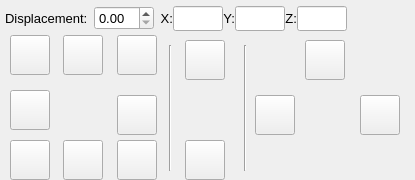
The window that ExtruderControlWidget.ui (KDE/brprint3d) describes before a commit, drawn with Qt 5.
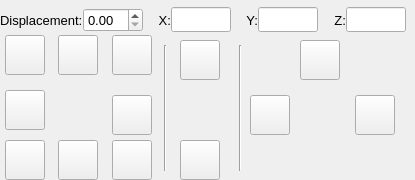
The same window after the commit. Icons and pictures are not drawn.

Commit message:
Fix layout Issues
-Adjust the LineEdits to a high width
-Remove the horizontal spacer

The edit to the form file:
```diff
--- a/ExtruderControlWidget.ui
+++ b/ExtruderControlWidget.ui
@@ -25,11 +25,20 @@
   <property name="windowTitle">
    <string>Form</string>
   </property>
-  <widget class="QPushButton" name="bt_rightX">
+  <widget class="QWidget" name="wg_ExtruderButtons" native="true">
    <property name="geometry">
     <rect>
-     <x>117</x>
-     <y>95</y>
+     <x>0</x>
+     <y>35</y>
+     <width>411</width>
+     <height>151</height>
+    </rect>
+   </property>
+   <widget class="QPushButton" name="bt_filRetract">
+    <property name="geometry">
+     <rect>
+      <x>300</x>
+      <y>5</y>
      <width>40</width>
      <height>40</height>
     </rect>
@@ -54,88 +63,64 @@
    </property>
    <property name="icon">
     <iconset>
-     <normaloff>:/Icons/Icons/bt-arrowright</normaloff>:/Icons/Icons/bt-arrowright</iconset>
-   </property>
-  </widget>
-  <widget class="QPushButton" name="bt_homeY">
+      <normaloff>:/Icons/Icons/bt-arrowup</normaloff>:/Icons/Icons/bt-arrowup</iconset>
+    </property>
+   </widget>
+   <widget class="QLabel" name="lb_Extruder">
    <property name="geometry">
     <rect>
-     <x>10</x>
-     <y>140</y>
-     <width>40</width>
-     <height>40</height>
+      <x>295</x>
+      <y>50</y>
+      <width>50</width>
+      <height>50</height>
     </rect>
    </property>
    <property name="minimumSize">
     <size>
-     <width>40</width>
-     <height>40</height>
-    </size>
-   </property>
-   <property name="maximumSize">
-    <size>
-     <width>40</width>
-     <height>40</height>
-    </size>
-   </property>
-   <property name="toolTip">
-    <string>Home Y</string>
-   </property>
-   <property name="styleSheet">
-    <string notr="true"/>
-   </property>
+      <width>50</width>
+      <height>50</height>
+     </size>
+    </property>
    <property name="text">
     <string/>
    </property>
-   <property name="iconSize">
-    <size>
-     <width>35</width>
-     <height>35</height>
-    </size>
-   </property>
-  </widget>
-  <widget class="QPushButton" name="bt_homeX">
+    <property name="pixmap">
+     <pixmap>:/Icons/Icons/bt-extruder</pixmap>
+    </property>
+    <property name="alignment">
+     <set>Qt::AlignCenter</set>
+    </property>
+   </widget>
+   <widget class="QLabel" name="lb_XY">
    <property name="geometry">
     <rect>
-     <x>10</x>
-     <y>35</y>
-     <width>40</width>
-     <height>40</height>
+      <x>55</x>
+      <y>50</y>
+      <width>50</width>
+      <height>50</height>
     </rect>
    </property>
    <property name="minimumSize">
     <size>
-     <width>40</width>
-     <height>40</height>
+      <width>50</width>
+      <height>50</height>
     </size>
    </property>
    <property name="maximumSize">
     <size>
-     <width>40</width>
-     <height>40</height>
-    </size>
-   </property>
-   <property name="toolTip">
-    <string>Home X</string>
-   </property>
-   <property name="styleSheet">
-    <string notr="true"/>
-   </property>
+      <width>50</width>
+      <height>50</height>
+     </size>
+    </property>
    <property name="text">
     <string/>
    </property>
-   <property name="iconSize">
-    <size>
-     <width>35</width>
-     <height>35</height>
-    </size>
-   </property>
   </widget>
   <widget class="QPushButton" name="bt_homeXYZ">
    <property name="geometry">
     <rect>
-     <x>117</x>
-     <y>140</y>
+      <x>112</x>
+      <y>105</y>
      <width>40</width>
      <height>40</height>
     </rect>
@@ -172,11 +157,24 @@
     </size>
    </property>
   </widget>
+   <widget class="Line" name="line_2">
+    <property name="geometry">
+     <rect>
+      <x>235</x>
+      <y>10</y>
+      <width>10</width>
+      <height>126</height>
+     </rect>
+    </property>
+    <property name="orientation">
+     <enum>Qt::Vertical</enum>
+    </property>
+   </widget>
   <widget class="QPushButton" name="bt_leftX">
    <property name="geometry">
     <rect>
-     <x>10</x>
-     <y>90</y>
+      <x>5</x>
+      <y>55</y>
      <width>40</width>
      <height>40</height>
     </rect>
@@ -200,11 +198,108 @@
     <string/>
    </property>
   </widget>
+   <widget class="QLabel" name="lb_axisZ">
+    <property name="geometry">
+     <rect>
+      <x>174</x>
+      <y>50</y>
+      <width>50</width>
+      <height>50</height>
+     </rect>
+    </property>
+    <property name="minimumSize">
+     <size>
+      <width>50</width>
+      <height>50</height>
+     </size>
+    </property>
+    <property name="maximumSize">
+     <size>
+      <width>50</width>
+      <height>50</height>
+     </size>
+    </property>
+    <property name="text">
+     <string/>
+    </property>
+    <property name="alignment">
+     <set>Qt::AlignCenter</set>
+    </property>
+   </widget>
+   <widget class="QPushButton" name="bt_homeX">
+    <property name="geometry">
+     <rect>
+      <x>5</x>
+      <y>0</y>
+      <width>40</width>
+      <height>40</height>
+     </rect>
+    </property>
+    <property name="minimumSize">
+     <size>
+      <width>40</width>
+      <height>40</height>
+     </size>
+    </property>
+    <property name="maximumSize">
+     <size>
+      <width>40</width>
+      <height>40</height>
+     </size>
+    </property>
+    <property name="toolTip">
+     <string>Home X</string>
+    </property>
+    <property name="styleSheet">
+     <string notr="true"/>
+    </property>
+    <property name="text">
+     <string/>
+    </property>
+    <property name="iconSize">
+     <size>
+      <width>35</width>
+      <height>35</height>
+     </size>
+    </property>
+   </widget>
+   <widget class="QPushButton" name="bt_rightX">
+    <property name="geometry">
+     <rect>
+      <x>112</x>
+      <y>60</y>
+      <width>40</width>
+      <height>40</height>
+     </rect>
+    </property>
+    <property name="minimumSize">
+     <size>
+      <width>40</width>
+      <height>40</height>
+     </size>
+    </property>
+    <property name="maximumSize">
+     <size>
+      <width>40</width>
+      <height>40</height>
+     </size>
+    </property>
+    <property name="toolTip">
+     <string>Right X</string>
+    </property>
+    <property name="text">
+     <string/>
+    </property>
+    <property name="icon">
+     <iconset>
+      <normaloff>:/Icons/Icons/bt-arrowright</normaloff>:/Icons/Icons/bt-arrowright</iconset>
+    </property>
+   </widget>
   <widget class="QPushButton" name="bt_upY">
    <property name="geometry">
     <rect>
-     <x>63</x>
-     <y>35</y>
+      <x>58</x>
+      <y>0</y>
      <width>40</width>
      <height>40</height>
     </rect>
@@ -235,11 +330,36 @@
      <normaloff>:/Icons/Icons/bt-arrowup</normaloff>:/Icons/Icons/bt-arrowup</iconset>
    </property>
   </widget>
-  <widget class="QPushButton" name="bt_homeZ">
+   <widget class="QPushButton" name="bt_downY">
    <property name="geometry">
     <rect>
-     <x>117</x>
-     <y>35</y>
+      <x>58</x>
+      <y>105</y>
+      <width>40</width>
+      <height>40</height>
+     </rect>
+    </property>
+    <property name="minimumSize">
+     <size>
+      <width>40</width>
+      <height>40</height>
+     </size>
+    </property>
+    <property name="maximumSize">
+     <size>
+      <width>40</width>
+      <height>40</height>
+     </size>
+    </property>
+    <property name="text">
+     <string/>
+    </property>
+   </widget>
+   <widget class="QPushButton" name="bt_homeY">
+    <property name="geometry">
+     <rect>
+      <x>5</x>
+      <y>105</y>
      <width>40</width>
      <height>40</height>
     </rect>
@@ -279,8 +399,8 @@
   <widget class="QPushButton" name="bt_downZ">
    <property name="geometry">
     <rect>
-     <x>185</x>
-     <y>140</y>
+      <x>180</x>
+      <y>105</y>
      <width>40</width>
      <height>40</height>
     </rect>
@@ -317,11 +437,94 @@
      <normaloff>:/Icons/Icons/bt-arrowdown</normaloff>:/Icons/Icons/bt-arrowdown</iconset>
    </property>
   </widget>
+   <widget class="Line" name="line">
+    <property name="geometry">
+     <rect>
+      <x>160</x>
+      <y>10</y>
+      <width>10</width>
+      <height>126</height>
+     </rect>
+    </property>
+    <property name="orientation">
+     <enum>Qt::Vertical</enum>
+    </property>
+   </widget>
+   <widget class="QPushButton" name="bt_homeZ">
+    <property name="geometry">
+     <rect>
+      <x>112</x>
+      <y>0</y>
+      <width>40</width>
+      <height>40</height>
+     </rect>
+    </property>
+    <property name="minimumSize">
+     <size>
+      <width>40</width>
+      <height>40</height>
+     </size>
+    </property>
+    <property name="maximumSize">
+     <size>
+      <width>40</width>
+      <height>40</height>
+     </size>
+    </property>
+    <property name="toolTip">
+     <string>Home Z</string>
+    </property>
+    <property name="styleSheet">
+     <string notr="true"/>
+    </property>
+    <property name="text">
+     <string/>
+    </property>
+    <property name="icon">
+     <iconset>
+      <normaloff>:/Icons/Icons/bt-eixoz</normaloff>:/Icons/Icons/bt-eixoz</iconset>
+    </property>
+    <property name="iconSize">
+     <size>
+      <width>35</width>
+      <height>35</height>
+     </size>
+    </property>
+   </widget>
+   <widget class="QPushButton" name="bt_filTwoSpeed">
+    <property name="geometry">
+     <rect>
+      <x>355</x>
+      <y>60</y>
+      <width>40</width>
+      <height>40</height>
+     </rect>
+    </property>
+    <property name="minimumSize">
+     <size>
+      <width>40</width>
+      <height>40</height>
+     </size>
+    </property>
+    <property name="maximumSize">
+     <size>
+      <width>40</width>
+      <height>40</height>
+     </size>
+    </property>
+    <property name="text">
+     <string/>
+    </property>
+    <property name="icon">
+     <iconset>
+      <normaloff>:/Icons/Icons/bt-arrowright</normaloff>:/Icons/Icons/bt-arrowright</iconset>
+    </property>
+   </widget>
   <widget class="QPushButton" name="bt_upZ">
    <property name="geometry">
     <rect>
-     <x>185</x>
-     <y>40</y>
+      <x>180</x>
+      <y>5</y>
      <width>40</width>
      <height>40</height>
     </rect>
@@ -354,93 +557,11 @@
     <string/>
    </property>
   </widget>
-  <widget class="QLabel" name="lb_axisZ">
-   <property name="geometry">
-    <rect>
-     <x>179</x>
-     <y>85</y>
-     <width>50</width>
-     <height>50</height>
-    </rect>
-   </property>
-   <property name="minimumSize">
-    <size>
-     <width>50</width>
-     <height>50</height>
-    </size>
-   </property>
-   <property name="maximumSize">
-    <size>
-     <width>50</width>
-     <height>50</height>
-    </size>
-   </property>
-   <property name="text">
-    <string/>
-   </property>
-   <property name="alignment">
-    <set>Qt::AlignCenter</set>
-   </property>
-  </widget>
-  <widget class="QPushButton" name="bt_filTwoSpeed">
-   <property name="geometry">
-    <rect>
-     <x>360</x>
-     <y>95</y>
-     <width>40</width>
-     <height>40</height>
-    </rect>
-   </property>
-   <property name="minimumSize">
-    <size>
-     <width>40</width>
-     <height>40</height>
-    </size>
-   </property>
-   <property name="maximumSize">
-    <size>
-     <width>40</width>
-     <height>40</height>
-    </size>
-   </property>
-   <property name="text">
-    <string/>
-   </property>
-   <property name="icon">
-    <iconset>
-     <normaloff>:/Icons/Icons/bt-arrowright</normaloff>:/Icons/Icons/bt-arrowright</iconset>
-   </property>
-  </widget>
-  <widget class="QLabel" name="lb_Extruder">
-   <property name="geometry">
-    <rect>
-     <x>300</x>
-     <y>85</y>
-     <width>50</width>
-     <height>50</height>
-    </rect>
-   </property>
-   <property name="minimumSize">
-    <size>
-     <width>50</width>
-     <height>50</height>
-    </size>
-   </property>
-   <property name="text">
-    <string/>
-   </property>
-   <property name="pixmap">
-    <pixmap>:/Icons/Icons/bt-extruder</pixmap>
-   </property>
-   <property name="alignment">
-    <set>Qt::AlignCenter</set>
-   </property>
-  </widget>
   <widget class="QPushButton" name="bt_filOneSpeed">
    <property name="geometry">
     <rect>
-     <x>255</x>
-     <y>95</y>
+      <x>250</x>
+      <y>60</y>
      <width>40</width>
      <height>40</height>
     </rect>
@@ -465,122 +586,23 @@
      <normaloff>:/Icons/Icons/bt-arrowleft</normaloff>:/Icons/Icons/bt-arrowleft</iconset>
    </property>
   </widget>
-  <widget class="QPushButton" name="bt_filRetract">
-   <property name="geometry">
-    <rect>
-     <x>305</x>
-     <y>40</y>
-     <width>40</width>
-     <height>40</height>
-    </rect>
-   </property>
-   <property name="minimumSize">
-    <size>
-     <width>40</width>
-     <height>40</height>
-    </size>
-   </property>
-   <property name="maximumSize">
-    <size>
-     <width>40</width>
-     <height>40</height>
-    </size>
-   </property>
-   <property name="text">
-    <string/>
-   </property>
-   <property name="icon">
-    <iconset>
-     <normaloff>:/Icons/Icons/bt-arrowup</normaloff>:/Icons/Icons/bt-arrowup</iconset>
-   </property>
   </widget>
-  <widget class="Line" name="line">
+  <widget class="QWidget" name="layoutWidget">
    <property name="geometry">
     <rect>
-     <x>165</x>
-     <y>45</y>
-     <width>10</width>
-     <height>126</height>
-    </rect>
-   </property>
-   <property name="orientation">
-    <enum>Qt::Vertical</enum>
-   </property>
-  </widget>
-  <widget class="Line" name="line_2">
-   <property name="geometry">
-    <rect>
-     <x>240</x>
-     <y>45</y>
-     <width>10</width>
-     <height>126</height>
-    </rect>
-   </property>
-   <property name="orientation">
-    <enum>Qt::Vertical</enum>
-   </property>
-  </widget>
-  <widget class="QLabel" name="lb_XY">
-   <property name="geometry">
-    <rect>
-     <x>60</x>
-     <y>85</y>
-     <width>50</width>
-     <height>50</height>
-    </rect>
-   </property>
-   <property name="minimumSize">
-    <size>
-     <width>50</width>
-     <height>50</height>
-    </size>
-   </property>
-   <property name="maximumSize">
-    <size>
-     <width>50</width>
-     <height>50</height>
-    </size>
-   </property>
-   <property name="text">
-    <string/>
-   </property>
-  </widget>
-  <widget class="QPushButton" name="bt_downY">
-   <property name="geometry">
-    <rect>
-     <x>63</x>
-     <y>140</y>
-     <width>40</width>
-     <height>40</height>
-    </rect>
-   </property>
-   <property name="minimumSize">
-    <size>
-     <width>40</width>
-     <height>40</height>
-    </size>
-   </property>
-   <property name="maximumSize">
-    <size>
-     <width>40</width>
-     <height>40</height>
-    </size>
-   </property>
-   <property name="text">
-    <string/>
-   </property>
-  </widget>
-  <widget class="QWidget" name="">
-   <property name="geometry">
-    <rect>
-     <x>5</x>
-     <y>3</y>
-     <width>403</width>
-     <height>31</height>
+     <x>0</x>
+     <y>5</y>
+     <width>406</width>
+     <height>30</height>
     </rect>
    </property>
    <layout class="QHBoxLayout" name="horizontalLayout_3">
     <item>
+     <layout class="QHBoxLayout" name="horizontalLayout">
+      <property name="spacing">
+       <number>0</number>
+      </property>
+      <item>
      <layout class="QHBoxLayout" name="horizontalLayout_2">
       <item>
        <widget class="QLabel" name="label_27">
@@ -606,11 +628,6 @@
      </layout>
     </item>
     <item>
-     <layout class="QHBoxLayout" name="horizontalLayout">
-      <property name="spacing">
-       <number>0</number>
-      </property>
-      <item>
        <widget class="QLabel" name="label_4">
         <property name="font">
          <font>
@@ -632,13 +649,13 @@
         </property>
         <property name="minimumSize">
          <size>
-          <width>50</width>
+          <width>60</width>
           <height>25</height>
          </size>
         </property>
         <property name="maximumSize">
          <size>
-          <width>50</width>
+          <width>60</width>
           <height>25</height>
          </size>
         </property>
@@ -647,6 +664,9 @@
           <pointsize>10</pointsize>
          </font>
         </property>
+        <property name="readOnly">
+         <bool>true</bool>
+        </property>
        </widget>
       </item>
       <item>
@@ -666,15 +686,18 @@
       </item>
       <item>
        <widget class="QLineEdit" name="tb_axisYPos">
+        <property name="enabled">
+         <bool>true</bool>
+        </property>
         <property name="minimumSize">
          <size>
-          <width>50</width>
+          <width>60</width>
           <height>25</height>
          </size>
         </property>
         <property name="maximumSize">
          <size>
-          <width>50</width>
+          <width>60</width>
           <height>25</height>
          </size>
         </property>
@@ -683,6 +706,9 @@
           <pointsize>10</pointsize>
          </font>
         </property>
+        <property name="readOnly">
+         <bool>true</bool>
+        </property>
        </widget>
       </item>
       <item>
@@ -702,15 +728,18 @@
       </item>
       <item>
        <widget class="QLineEdit" name="tb_axisZPos">
+        <property name="enabled">
+         <bool>true</bool>
+        </property>
         <property name="minimumSize">
          <size>
-          <width>50</width>
+          <width>60</width>
           <height>25</height>
          </size>
         </property>
         <property name="maximumSize">
          <size>
-          <width>50</width>
+          <width>60</width>
           <height>25</height>
          </size>
         </property>
@@ -719,21 +748,11 @@
           <pointsize>10</pointsize>
          </font>
         </property>
+        <property name="readOnly">
+         <bool>true</bool>
+        </property>
        </widget>
       </item>
-      <item>
-       <spacer name="horizontalSpacer">
-        <property name="orientation">
-         <enum>Qt::Horizontal</enum>
-        </property>
-        <property name="sizeHint" stdset="0">
-         <size>
-          <width>40</width>
-          <height>20</height>
-         </size>
-        </property>
-       </spacer>
-      </item>
      </layout>
     </item>
    </layout>
```
Left out of the diff: 9 changed lines with no effect on the pictures. Lines whose indentation alone changed are shown as unchanged.
